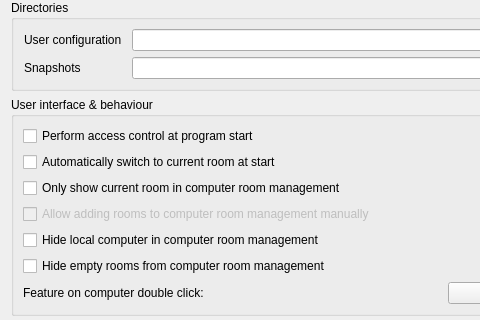
The window that configurator/forms/MasterConfigurationPage.ui (veyon/veyon) describes before a commit, drawn with Qt 5; both pictures show x 0 to 480 and y 0 to 320 of the 889 by 827 pixel window.
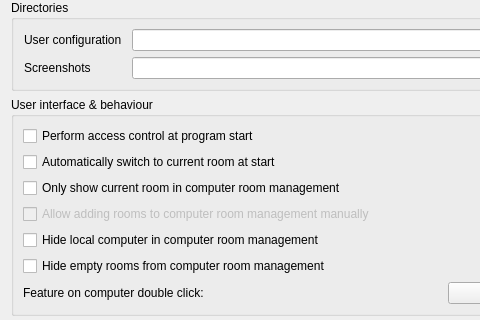
The same window after the commit. Icons and pictures are not drawn.

Commit message: Rename "snapshots" to "screenshots" for consistent wording

What changed in the file:
```diff
--- a/configurator/forms/MasterConfigurationPage.ui
+++ b/configurator/forms/MasterConfigurationPage.ui
@@ -56,7 +56,7 @@
       <item row="1" column="0">
        <widget class="QLabel" name="label">
         <property name="text">
-         <string>Snapshots</string>
+         <string>Screenshots</string>
         </property>
        </widget>
       </item>
```
Left out of the diff: 8 changed lines with no effect on the pictures. The commit also changes 19 other files.
